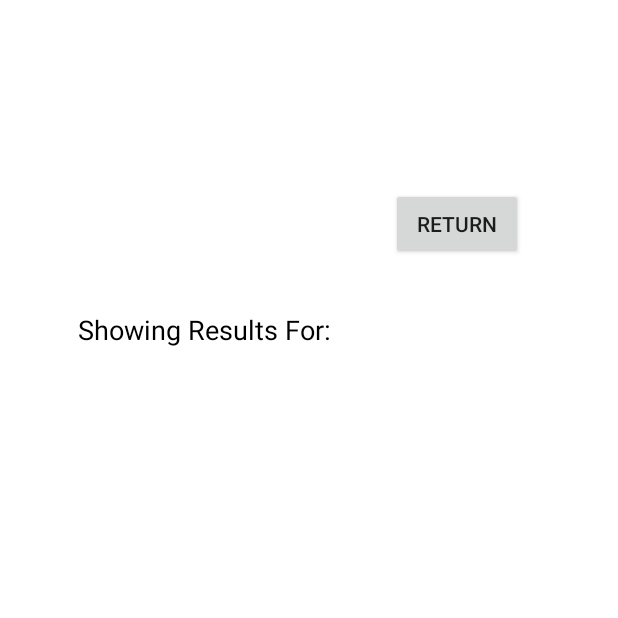
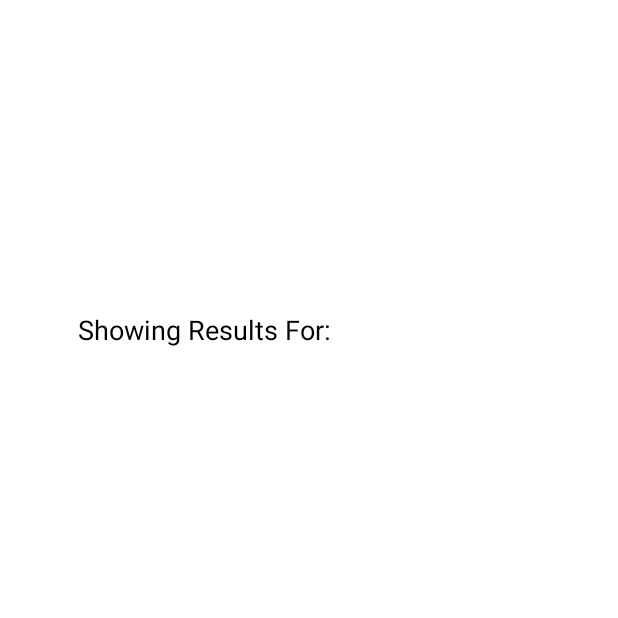
Before and after one commit to jaredbswll/RateMyProfessor, an Android app: the SearchableActivity screen opened directly, with no data from a screen before it, on a phone screen of 412 x 824 dp, the top half of it. Run offline under Robolectric (Android 15) with nearby library versions, the phone set to English and light mode, and no system bars; 1 statement that could not run was skipped.

Commit message:
Removed Return button from post search page
-Back function uses android included back button

```diff
--- a/app/src/main/res/layout/post_search.xml
+++ b/app/src/main/res/layout/post_search.xml
@@ -41,23 +41,5 @@
         app:layout_constraintStart_toStartOf="parent"
         app:layout_constraintTop_toBottomOf="@+id/results_template"/>
 
-    <Button
-        android:id="@+id/return_to_search"
-        android:layout_width="wrap_content"
-        android:layout_height="wrap_content"
-        android:layout_marginStart="51dp"
-        android:layout_marginLeft="51dp"
-        android:layout_marginTop="25dp"
-        android:layout_marginEnd="80dp"
-        android:layout_marginRight="80dp"
-        android:layout_marginBottom="20dp"
-        android:onClick="returnToSearch"
-        android:text="Return"
-        app:layout_constraintBottom_toTopOf="@+id/results_view"
-        app:layout_constraintEnd_toEndOf="parent"
-        app:layout_constraintHorizontal_bias="0.41"
-        app:layout_constraintStart_toEndOf="@+id/results_template"
-        app:layout_constraintTop_toTopOf="parent"
-        app:layout_constraintVertical_bias="0.466" />
 
 </android.support.constraint.ConstraintLayout>
```
